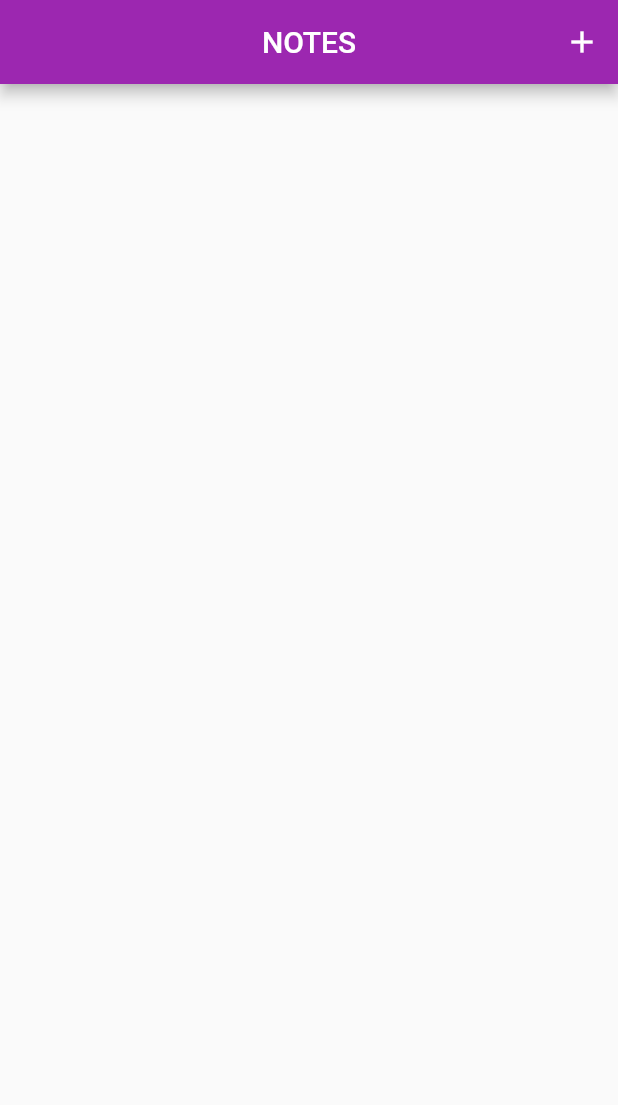
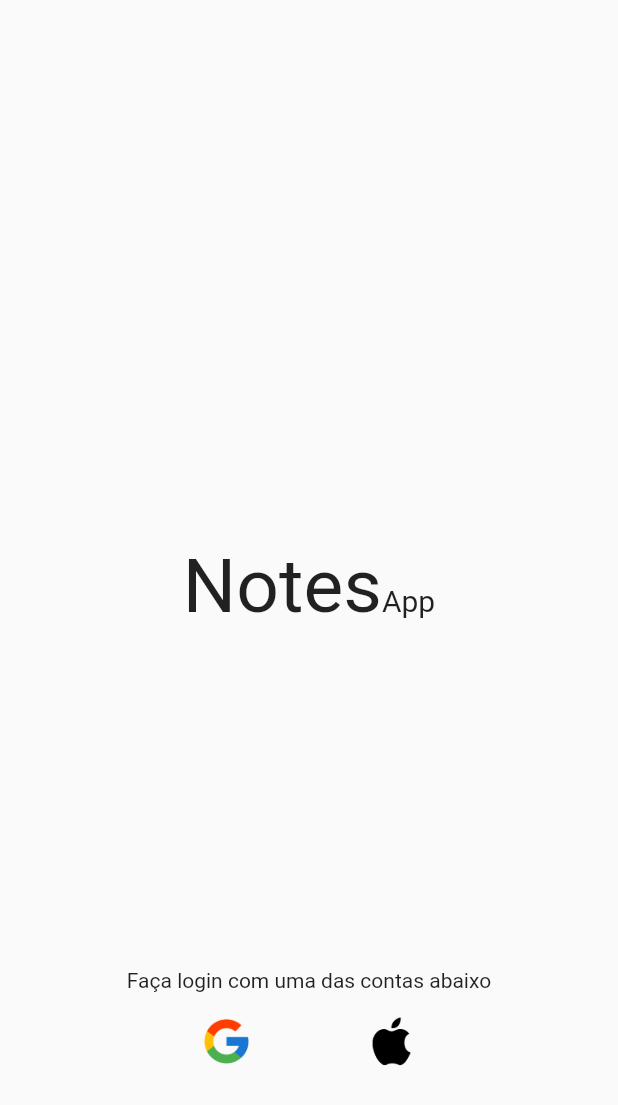
Before and after one commit to montonurb/notes-app, a Flutter app: the screen it shows after launch, on a phone screen of 412 x 824 dp. Shown: the top 1105 px of the screen. Run offline on Flutter 3.47's test engine with Material 2 defaults, Android fonts, the phone set to English and light mode, and no system bars; our stand-ins replace firebase_core, google_fonts, google_sign_in; accounts and stored records are empty.

Commit message:
atualizando projeto com login

```diff
--- a/lib/app_widget.dart
+++ b/lib/app_widget.dart
@@ -1,7 +1,9 @@
 import 'package:flutter/material.dart';
 import 'package:notes_app/create_note_page.dart';
-//import 'package:notes_app/create_note_page.dart';
 import 'package:notes_app/home_page.dart';
+import 'package:notes_app/login/widget/login_page.dart';
+import 'package:notes_app/pages/error_page.dart';
+import 'package:notes_app/splash/splash_page.dart';
 
 class AppWidget extends StatelessWidget {
   @override
@@ -11,8 +13,11 @@ class AppWidget extends StatelessWidget {
       theme: ThemeData(primarySwatch: Colors.purple),
       debugShowCheckedModeBanner: false,
       routes: {
-        "/": (context) => HomePage(),
+        "/": (context) => SplashPage(),
+        "/home": (context) => HomePage(),
+        "/login": (context) => LoginPage(),
         "/create-note": (context) => CreateNotePage(),
+        "/error": (context) => ErrorPage(),
       },
     );
   }
--- a/lib/home_page.dart
+++ b/lib/home_page.dart
@@ -34,14 +34,6 @@ class _HomePageState extends State<HomePage> {
         ],
       ),
       body: BodyList(notes),
-      /*floatingActionButton: FloatingActionButton(
-        child: Icon(Icons.add),
-        onPressed: () async {
-          var description = await Navigator.pushNamed(context, "/create-note");
-          if (description != null) notes.add(description as String);
-          setState(() {});
-        },
-      ),*/
     );
   }
 }
--- /dev/null
+++ b/lib/login/models/user_model.dart
@@ -0,0 +1,17 @@
+import 'package:google_sign_in/google_sign_in.dart';
+
+class UserModel {
+  final String email;
+  final String? name;
+  final String id;
+
+  UserModel({required this.email, this.name, required this.id});
+
+  factory UserModel.google(GoogleSignInAccount account) {
+    return UserModel(
+      email: account.email,
+      name: account.displayName,
+      id: account.id,
+    );
+  }
+}
--- /dev/null
+++ b/lib/login/widget/login_controller.dart
@@ -0,0 +1,31 @@
+import 'package:flutter/cupertino.dart';
+import 'package:google_sign_in/google_sign_in.dart';
+import 'package:notes_app/login/models/user_model.dart';
+import 'package:notes_app/login/widget/login_state.dart';
+
+class LoginController {
+  UserModel? user;
+  LoginState state = LoginStateEmpty();
+  VoidCallback onUpdate;
+
+  LoginController({required this.onUpdate});
+
+  Future<void> googleSignIn() async {
+    GoogleSignIn _googleSignIn = GoogleSignIn(
+      scopes: [
+        'email',
+      ],
+    );
+    try {
+      state = LoginStateLoading();
+      onUpdate();
+      final account = await _googleSignIn.signIn();
+      user = UserModel.google(account!);
+      state = LoginStateSuccess(user: user!);
+      onUpdate();
+    } catch (e) {
+      state = LoginStateFailure(message: e.toString());
+      onUpdate();
+    }
+  }
+}
--- /dev/null
+++ b/lib/login/widget/login_page.dart
@@ -0,0 +1,89 @@
+import 'package:flutter/material.dart';
+import 'package:notes_app/login/widget/login_controller.dart';
+import 'package:notes_app/login/widget/login_state.dart';
+
+class LoginPage extends StatefulWidget {
+  const LoginPage({Key? key}) : super(key: key);
+
+  @override
+  _LoginPageState createState() => _LoginPageState();
+}
+
+class _LoginPageState extends State<LoginPage> {
+  late LoginController controller;
+
+  @override
+  void initState() {
+    controller = LoginController(onUpdate: () {
+      if (controller.state is LoginStateSuccess) {
+        Navigator.pushReplacementNamed(context, "/home");
+      } else {
+        setState(() {});
+      }
+    });
+    super.initState();
+  }
+
+  @override
+  Widget build(BuildContext context) {
+    return Scaffold(
+      body: Container(
+        child: Column(
+          mainAxisAlignment: MainAxisAlignment.spaceAround,
+          children: [
+            Padding(
+              padding: const EdgeInsets.only(top: 250.0),
+              child: Column(
+                children: [
+                  Text.rich(
+                    TextSpan(
+                        text: "Notes",
+                        style: TextStyle(fontSize: 50),
+                        children: [
+                          TextSpan(text: "App", style: TextStyle(fontSize: 20)),
+                        ]),
+                  ),
+                ],
+              ),
+            ),
+            Column(
+              children: [
+                Text("Faça login com uma das contas abaixo"),
+                SizedBox(height: 15),
+                Row(
+                  mainAxisAlignment: MainAxisAlignment.center,
+                  children: [
+                    if (controller.state is LoginStateLoading) ...[
+                      CircularProgressIndicator(),
+                    ] else if (controller.state is LoginStateFailure) ...[
+                      Text((controller.state as LoginStateFailure).message),
+                    ] else
+                      GestureDetector(
+                        onTap: () {
+                          controller.googleSignIn();
+                        },
+                        child: Container(
+                          height: 35,
+                          child: Image.asset("assets/images/google.png"),
+                        ),
+                      ),
+                    SizedBox(width: 75),
+                    GestureDetector(
+                      onTap: () {
+                        Navigator.pushNamed(context, "/home");
+                      },
+                      child: Container(
+                        height: 35,
+                        child: Image.asset("assets/images/apple.png"),
+                      ),
+                    ),
+                  ],
+                ),
+              ],
+            )
+          ],
+        ),
+      ),
+    );
+  }
+}
--- /dev/null
+++ b/lib/login/widget/login_state.dart
@@ -0,0 +1,17 @@
+import 'package:notes_app/login/models/user_model.dart';
+
+abstract class LoginState {}
+
+class LoginStateEmpty extends LoginState {}
+
+class LoginStateLoading extends LoginState {}
+
+class LoginStateFailure extends LoginState {
+  final String message;
+  LoginStateFailure({required this.message});
+}
+
+class LoginStateSuccess extends LoginState {
+  final UserModel user;
+  LoginStateSuccess({required this.user});
+}
```
Also changed, not shown: lib/pages/error_page.dart (added, +26 -0 lines), lib/splash/splash_page.dart (added, +48 -0 lines), lib/theme/app_colors.dart (added, +10 -0 lines), lib/theme/app_text_style.dart (added, +11 -0 lines), lib/theme/app_theme.dart (added, +7 -0 lines), pubspec.yaml (+5 -52 lines), assets/images/apple.png (added), assets/images/google.png (added), pubspec.lock, 3 other files.
